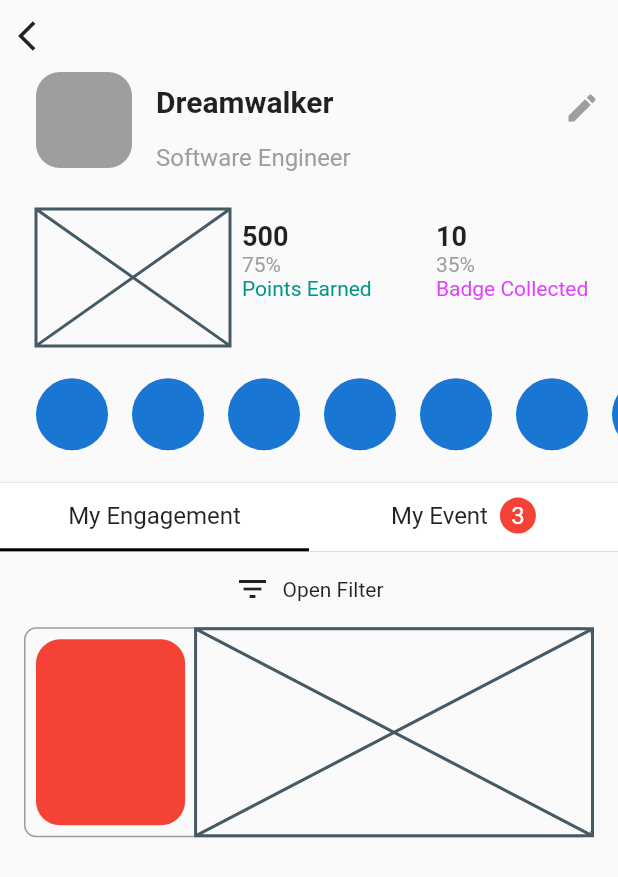
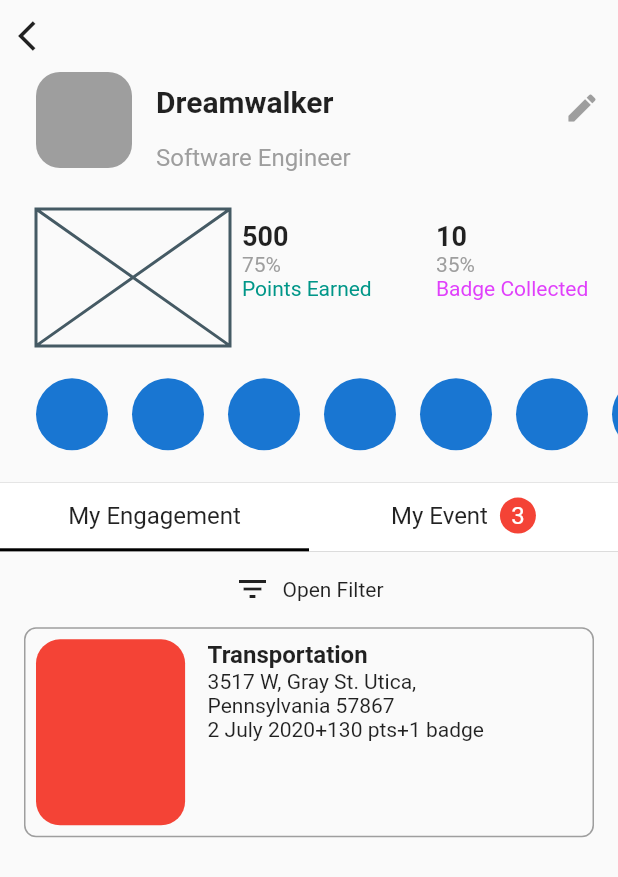
Before and after one commit to JAICHANGPARK/flutter_notebook_11th_story, a Flutter app: the IrysProfilePage screen opened directly, on a phone screen of 412 x 824 dp. Shown: the top 877 px of the screen. Run offline on Flutter 3.47's test engine with Material 2 defaults, Android fonts, the phone set to English and light mode, and no system bars; our stand-ins replace backdrop, badges, flutter_inner_drawer, flutter_slidable, flutter_swiper, google_fonts; network calls fail.

Commit message:
Update irys_profile_page.dart

```diff
--- a/lib/ep727_irys_mobile_app/ui/irys_profile_page.dart
+++ b/lib/ep727_irys_mobile_app/ui/irys_profile_page.dart
@@ -268,7 +268,29 @@ class _IrysProfilePageState extends State<IrysProfilePage> {
                                         )),
                                     Expanded(
                                         flex: 7,
-                                        child: Placeholder()),
+                                        child: Padding(
+                                          padding: const EdgeInsets.all(8.0),
+                                          child: Column(
+                                            crossAxisAlignment: CrossAxisAlignment.start,
+                                            children: [
+                                              Text("Transportation", style: TextStyle(
+                                                fontSize: 16,
+                                                fontWeight: FontWeight.bold
+                                              ),),
+                                              Text("3517 W, Gray St. Utica,"),
+                                              Text("Pennsylvania 57867"),
+                                              Row(
+                                                children: [
+                                                  Text("2 July 2020"),
+                                                  Text("+130 pts"),
+                                                  Text("+1 badge"),
+
+                                                ],
+                                              )
+
+                                            ],
+                                          ),
+                                        )),
                                   ],
                                 ),
                               )
```
